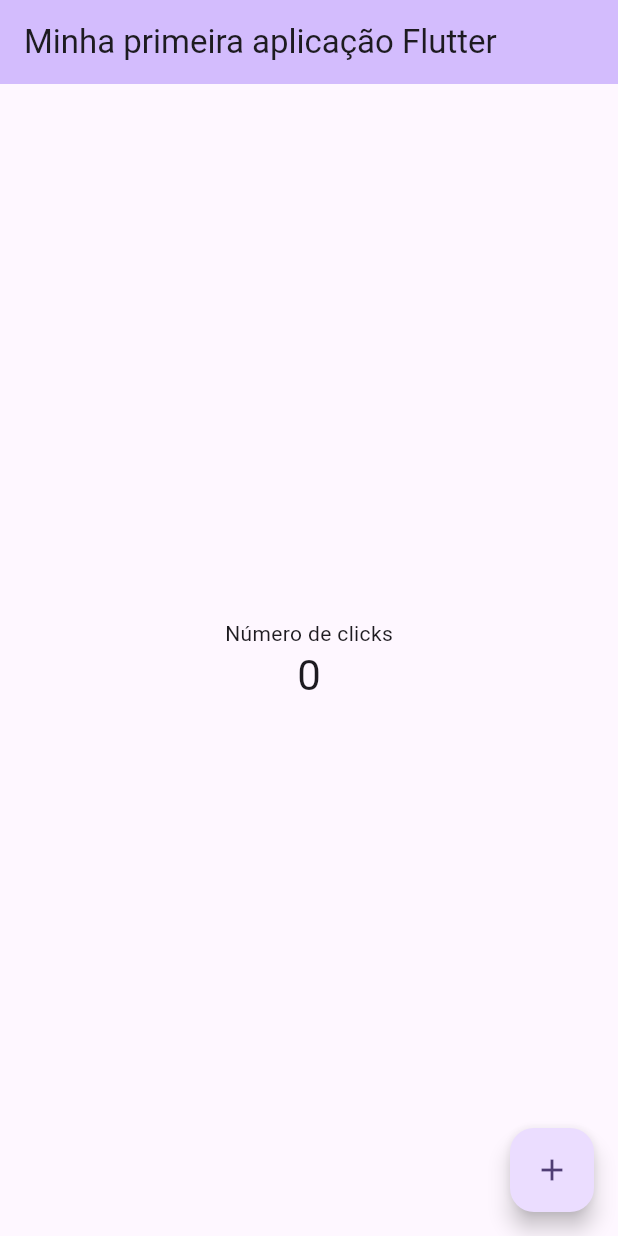
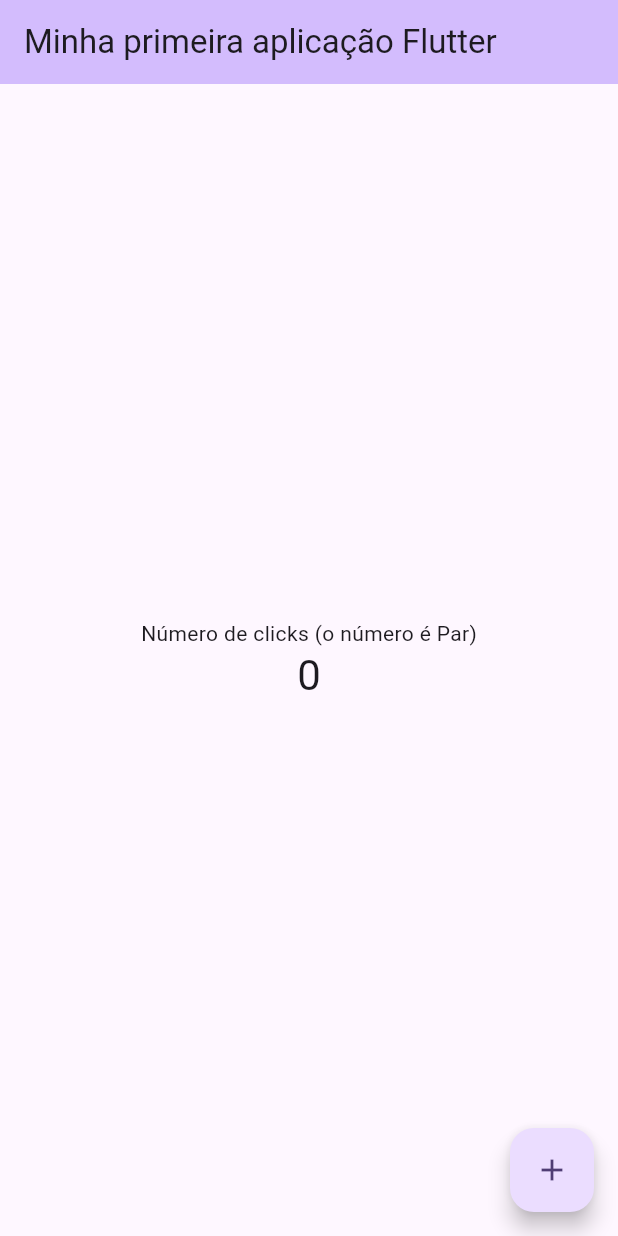
Before and after one commit to CaioLCM/Flutter-Test, a Flutter app: the screen it shows after launch, on a phone screen of 412 x 824 dp. Run offline on Flutter 3.47's test engine with Material 3 defaults, Android fonts, the phone set to English and light mode, and no system bars.

Commit message:
Adicionei a funcionalidade de ver se o número é ímpar ou par

```diff
--- a/lib/main.dart
+++ b/lib/main.dart
@@ -30,10 +30,11 @@ class MyHomePage extends StatefulWidget {
 
 class _MyHomePageState extends State<MyHomePage> {
   int _counter = 0;
-
+  String par_impar = "Par";
   void _incrementCounter() {
     setState(() {
       _counter++;
+      par_impar = _counter % 2 == 0? "Par": "Impar";
     });
   }
 
@@ -48,7 +49,7 @@ class _MyHomePageState extends State<MyHomePage> {
         child: Column(
           mainAxisAlignment: MainAxisAlignment.center,
           children: <Widget>[
-            const Text('Número de clicks'),
+            Text('Número de clicks (o número é $par_impar)'),
             Text(
               '$_counter',
               style: Theme.of(context).textTheme.headlineMedium,
```
